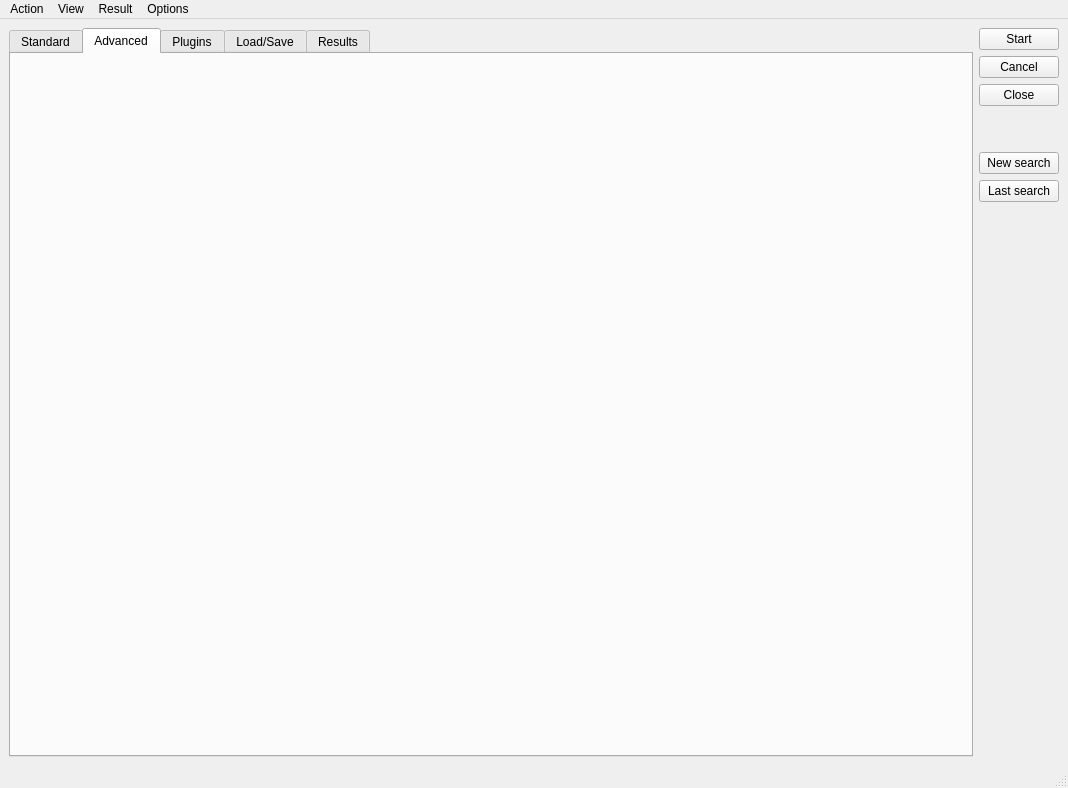
Before: the Qt Designer form qtdesigner/search.ui in YevhenVieskov/pyCommander, drawn with Qt 5.
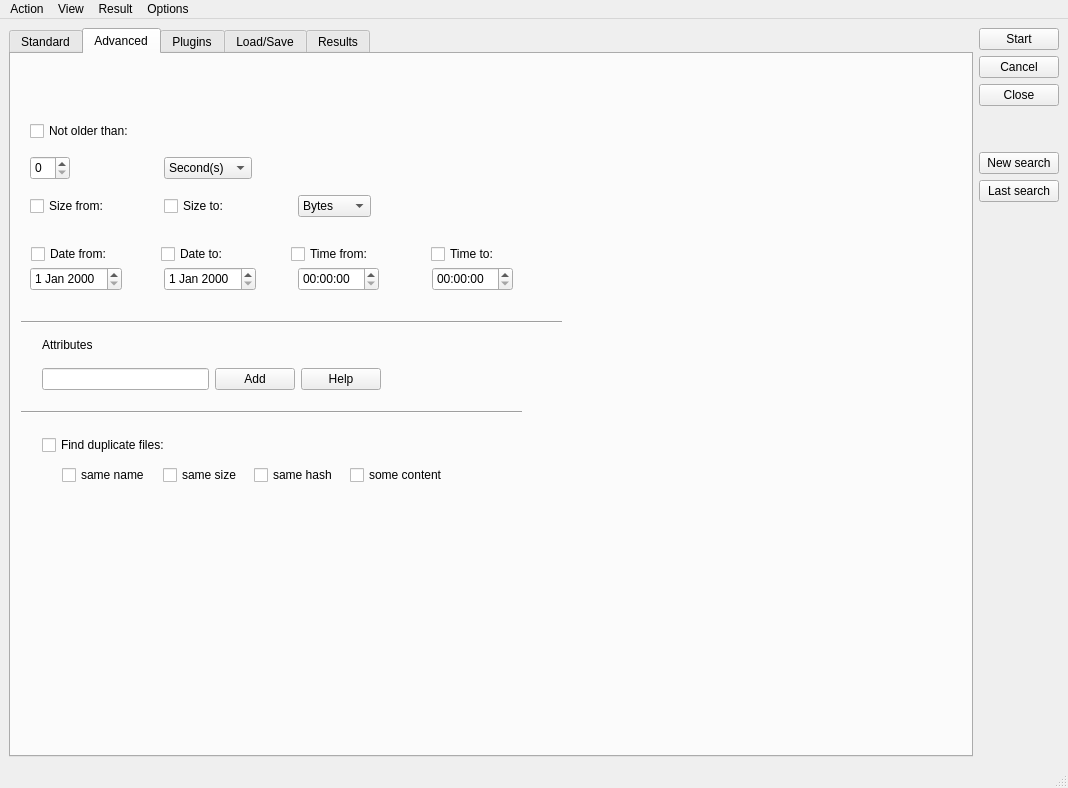
After: the same form once the commit is applied. The open tabs and pages were chosen to show the change.

```diff
--- a/qtdesigner/search.ui
+++ b/qtdesigner/search.ui
@@ -730,6 +730,394 @@
        <attribute name="title">
         <string>Advanced</string>
        </attribute>
+       <widget class="QCheckBox" name="checkBoxNotOlderThan">
+        <property name="geometry">
+         <rect>
+          <x>19</x>
+          <y>67</y>
+          <width>113</width>
+          <height>20</height>
+         </rect>
+        </property>
+        <property name="text">
+         <string>Not older than:</string>
+        </property>
+       </widget>
+       <widget class="QSpinBox" name="spinBoxNotOlderThan">
+        <property name="geometry">
+         <rect>
+          <x>19</x>
+          <y>102</y>
+          <width>40</width>
+          <height>24</height>
+         </rect>
+        </property>
+       </widget>
+       <widget class="QComboBox" name="comboBoxNotOlderThan">
+        <property name="geometry">
+         <rect>
+          <x>153</x>
+          <y>103</y>
+          <width>88</width>
+          <height>22</height>
+         </rect>
+        </property>
+        <item>
+         <property name="text">
+          <string>Second(s)</string>
+         </property>
+        </item>
+        <item>
+         <property name="text">
+          <string>Minute(s)</string>
+         </property>
+        </item>
+        <item>
+         <property name="text">
+          <string>Hour(s)</string>
+         </property>
+        </item>
+        <item>
+         <property name="text">
+          <string>Day(s)</string>
+         </property>
+        </item>
+        <item>
+         <property name="text">
+          <string>Week(s)</string>
+         </property>
+        </item>
+        <item>
+         <property name="text">
+          <string>Month(s)</string>
+         </property>
+        </item>
+        <item>
+         <property name="text">
+          <string>Year(s)</string>
+         </property>
+        </item>
+        <item>
+         <property name="text">
+          <string>Second(s)</string>
+         </property>
+        </item>
+        <item>
+         <property name="text">
+          <string>Second(s)</string>
+         </property>
+        </item>
+        <item>
+         <property name="text">
+          <string>Second(s)</string>
+         </property>
+        </item>
+       </widget>
+       <widget class="QCheckBox" name="checkBoxSizeFrom">
+        <property name="geometry">
+         <rect>
+          <x>19</x>
+          <y>142</y>
+          <width>87</width>
+          <height>20</height>
+         </rect>
+        </property>
+        <property name="text">
+         <string>Size from:</string>
+        </property>
+       </widget>
+       <widget class="QCheckBox" name="checkBoxSizeTo">
+        <property name="geometry">
+         <rect>
+          <x>153</x>
+          <y>142</y>
+          <width>71</width>
+          <height>20</height>
+         </rect>
+        </property>
+        <property name="text">
+         <string>Size to:</string>
+        </property>
+       </widget>
+       <widget class="QComboBox" name="comboBoxSizeTo">
+        <property name="geometry">
+         <rect>
+          <x>287</x>
+          <y>141</y>
+          <width>73</width>
+          <height>22</height>
+         </rect>
+        </property>
+        <item>
+         <property name="text">
+          <string>Bytes</string>
+         </property>
+        </item>
+        <item>
+         <property name="text">
+          <string>Kilobytes</string>
+         </property>
+        </item>
+        <item>
+         <property name="text">
+          <string>Megabytes</string>
+         </property>
+        </item>
+        <item>
+         <property name="text">
+          <string>Gigabytes</string>
+         </property>
+        </item>
+        <item>
+         <property name="text">
+          <string>Terabytes</string>
+         </property>
+        </item>
+       </widget>
+       <widget class="QCheckBox" name="checkBoxDateFrom">
+        <property name="geometry">
+         <rect>
+          <x>20</x>
+          <y>190</y>
+          <width>89</width>
+          <height>20</height>
+         </rect>
+        </property>
+        <property name="text">
+         <string>Date from:</string>
+        </property>
+       </widget>
+       <widget class="QCheckBox" name="checkBoxDateTo">
+        <property name="geometry">
+         <rect>
+          <x>150</x>
+          <y>190</y>
+          <width>73</width>
+          <height>20</height>
+         </rect>
+        </property>
+        <property name="text">
+         <string>Date to:</string>
+        </property>
+       </widget>
+       <widget class="QCheckBox" name="checkBoxTimeFrom">
+        <property name="geometry">
+         <rect>
+          <x>280</x>
+          <y>190</y>
+          <width>92</width>
+          <height>20</height>
+         </rect>
+        </property>
+        <property name="text">
+         <string>Time from:</string>
+        </property>
+       </widget>
+       <widget class="QCheckBox" name="checkBoxTimeTo">
+        <property name="geometry">
+         <rect>
+          <x>420</x>
+          <y>190</y>
+          <width>76</width>
+          <height>20</height>
+         </rect>
+        </property>
+        <property name="text">
+         <string>Time to:</string>
+        </property>
+       </widget>
+       <widget class="QDateEdit" name="dateEditFrom">
+        <property name="geometry">
+         <rect>
+          <x>19</x>
+          <y>213</y>
+          <width>92</width>
+          <height>24</height>
+         </rect>
+        </property>
+       </widget>
+       <widget class="QDateEdit" name="dateEditDateTo">
+        <property name="geometry">
+         <rect>
+          <x>153</x>
+          <y>213</y>
+          <width>92</width>
+          <height>24</height>
+         </rect>
+        </property>
+       </widget>
+       <widget class="QTimeEdit" name="timeEditTimeFrom">
+        <property name="geometry">
+         <rect>
+          <x>287</x>
+          <y>213</y>
+          <width>81</width>
+          <height>24</height>
+         </rect>
+        </property>
+       </widget>
+       <widget class="QTimeEdit" name="timeEditTimeTo">
+        <property name="geometry">
+         <rect>
+          <x>421</x>
+          <y>213</y>
+          <width>81</width>
+          <height>24</height>
+         </rect>
+        </property>
+       </widget>
+       <widget class="Line" name="lineDateAttribute">
+        <property name="geometry">
+         <rect>
+          <x>10</x>
+          <y>260</y>
+          <width>541</width>
+          <height>16</height>
+         </rect>
+        </property>
+        <property name="orientation">
+         <enum>Qt::Horizontal</enum>
+        </property>
+       </widget>
+       <widget class="Line" name="lineAttributesFind">
+        <property name="geometry">
+         <rect>
+          <x>10</x>
+          <y>350</y>
+          <width>501</width>
+          <height>16</height>
+         </rect>
+        </property>
+        <property name="orientation">
+         <enum>Qt::Horizontal</enum>
+        </property>
+       </widget>
+       <widget class="QCheckBox" name="checkBoxFindDuplicateFiles">
+        <property name="geometry">
+         <rect>
+          <x>31</x>
+          <y>381</y>
+          <width>138</width>
+          <height>20</height>
+         </rect>
+        </property>
+        <property name="text">
+         <string>Find duplicate files:</string>
+        </property>
+       </widget>
+       <widget class="QCheckBox" name="checkBoxSameName">
+        <property name="geometry">
+         <rect>
+          <x>51</x>
+          <y>411</y>
+          <width>94</width>
+          <height>20</height>
+         </rect>
+        </property>
+        <property name="text">
+         <string>same name</string>
+        </property>
+       </widget>
+       <widget class="QCheckBox" name="checkBoxSameSize">
+        <property name="geometry">
+         <rect>
+          <x>152</x>
+          <y>411</y>
+          <width>84</width>
+          <height>20</height>
+         </rect>
+        </property>
+        <property name="text">
+         <string>same size</string>
+        </property>
+       </widget>
+       <widget class="QCheckBox" name="checkBoxSameHash">
+        <property name="geometry">
+         <rect>
+          <x>243</x>
+          <y>411</y>
+          <width>89</width>
+          <height>20</height>
+         </rect>
+        </property>
+        <property name="text">
+         <string>same hash</string>
+        </property>
+       </widget>
+       <widget class="QCheckBox" name="checkBoxSomeContent">
+        <property name="geometry">
+         <rect>
+          <x>339</x>
+          <y>411</y>
+          <width>104</width>
+          <height>20</height>
+         </rect>
+        </property>
+        <property name="text">
+         <string>some content</string>
+        </property>
+       </widget>
+       <widget class="QWidget" name="">
+        <property name="geometry">
+         <rect>
+          <x>31</x>
+          <y>280</y>
+          <width>341</width>
+          <height>22</height>
+         </rect>
+        </property>
+        <layout class="QHBoxLayout" name="horizontalLayout_9">
+         <item>
+          <widget class="QLabel" name="labelAttribute">
+           <property name="text">
+            <string>Attributes</string>
+           </property>
+          </widget>
+         </item>
+         <item>
+          <spacer name="horizontalSpacer_4">
+           <property name="orientation">
+            <enum>Qt::Horizontal</enum>
+           </property>
+           <property name="sizeHint" stdset="0">
+            <size>
+             <width>40</width>
+             <height>20</height>
+            </size>
+           </property>
+          </spacer>
+         </item>
+        </layout>
+       </widget>
+       <widget class="QWidget" name="">
+        <property name="geometry">
+         <rect>
+          <x>31</x>
+          <y>310</y>
+          <width>339</width>
+          <height>30</height>
+         </rect>
+        </property>
+        <layout class="QHBoxLayout" name="horizontalLayout_8">
+         <item>
+          <widget class="QLineEdit" name="lineEditAttributes"/>
+         </item>
+         <item>
+          <widget class="QPushButton" name="pushButtonAdd">
+           <property name="text">
+            <string>Add</string>
+           </property>
+          </widget>
+         </item>
+         <item>
+          <widget class="QPushButton" name="pushButtonHelp">
+           <property name="text">
+            <string>Help</string>
+           </property>
+          </widget>
+         </item>
+        </layout>
+       </widget>
       </widget>
       <widget class="QWidget" name="Plugins">
        <attribute name="title">
```
Left out of the diff: 300 changed lines with no effect on the pictures.
